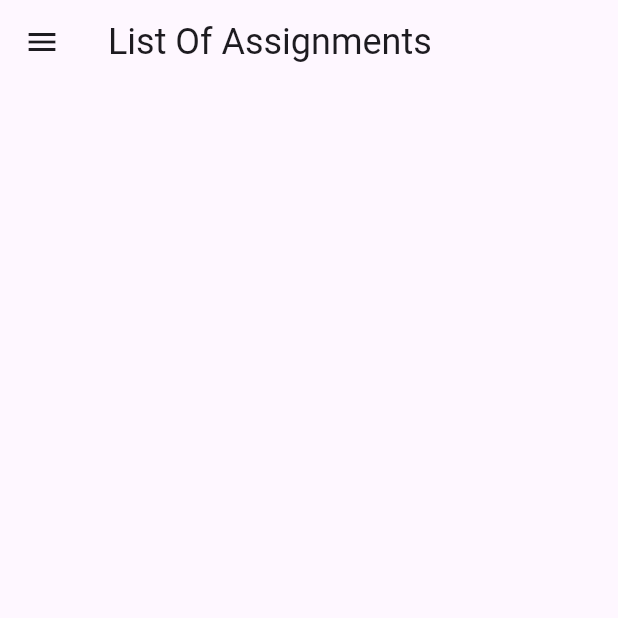
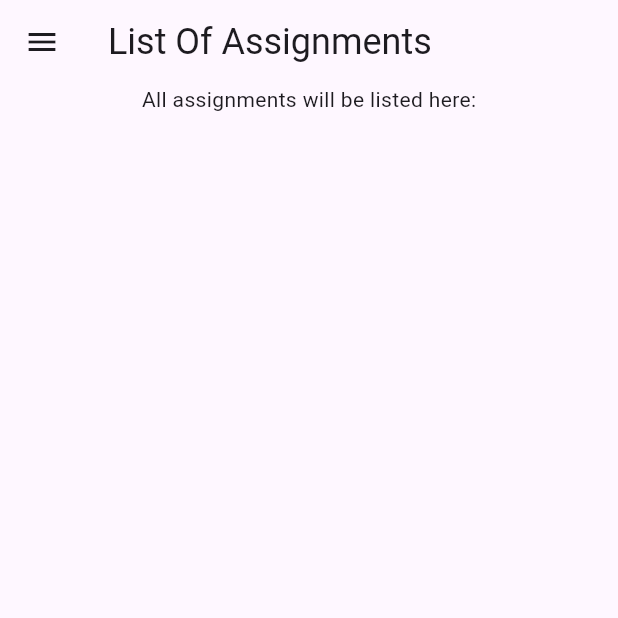
Before and after one commit to samrocks03/Flutter-Assignments, a Flutter app: the screen it shows after launch, on a phone screen of 412 x 824 dp, the top half of it. Run offline on Flutter 3.47's test engine with Material 3 defaults, Android fonts, the phone set to English and light mode, and no system bars; missing offline and left inert: tailwind_standards.

Commit message:
[add]: list of assignments text

```diff
--- a/lib/main.dart
+++ b/lib/main.dart
@@ -65,6 +65,19 @@ class AllAssignments extends StatelessWidget {
           ],
         ),
       ),
+
+      body: Align(
+        alignment: Alignment.topCenter,
+        child: Column(
+          // mainAxisAlignment: MainAxisAlignment.center,
+          // crossAxisAlignment: CrossAxisAlignment.center,
+          spacing: 10,
+          children: [
+            Text('All assignments will be listed here:')
+
+          ],
+        ),
+      )
     );
   }
 }
```
